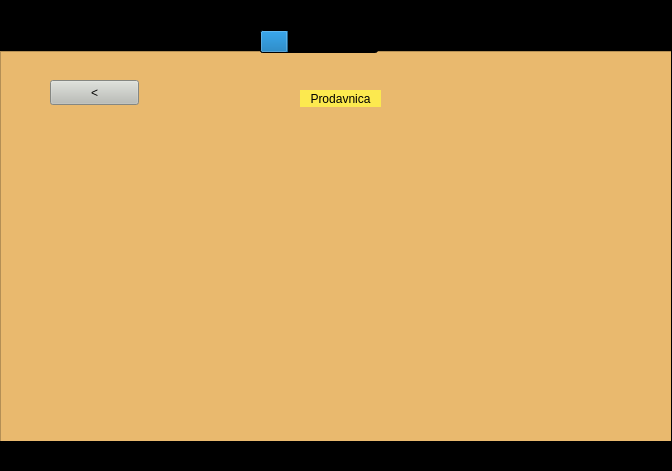
Above: Ljubimac/mainwindow.ui from MATF-RS19/RS030-ljubimac before the change. Below: the same form after it.
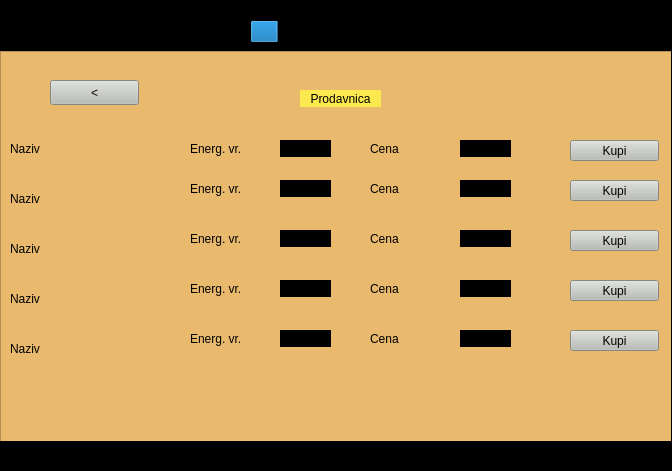
That is the form after the change. The open tabs and pages were chosen to show the change. Icons and pictures are not drawn.

```diff
--- a/Ljubimac/mainwindow.ui
+++ b/Ljubimac/mainwindow.ui
@@ -472,6 +472,539 @@
        <bool>true</bool>
       </property>
      </widget>
+     <widget class="QLabel" name="fj1_naziv_2">
+      <property name="geometry">
+       <rect>
+        <x>10</x>
+        <y>90</y>
+        <width>67</width>
+        <height>17</height>
+       </rect>
+      </property>
+      <property name="styleSheet">
+       <string notr="true">background-color: rgb(233, 185, 110);</string>
+      </property>
+      <property name="text">
+       <string>Naziv</string>
+      </property>
+      <property name="wordWrap">
+       <bool>true</bool>
+      </property>
+     </widget>
+     <widget class="QPushButton" name="kupi_1">
+      <property name="geometry">
+       <rect>
+        <x>570</x>
+        <y>90</y>
+        <width>89</width>
+        <height>21</height>
+       </rect>
+      </property>
+      <property name="styleSheet">
+       <string notr="true">background-color: rgb(186, 189, 182);</string>
+      </property>
+      <property name="text">
+       <string>Kupi</string>
+      </property>
+     </widget>
+     <widget class="QLabel" name="vr_e_4">
+      <property name="geometry">
+       <rect>
+        <x>280</x>
+        <y>230</y>
+        <width>51</width>
+        <height>17</height>
+       </rect>
+      </property>
+      <property name="text">
+       <string/>
+      </property>
+     </widget>
+     <widget class="QPushButton" name="kupi_3">
+      <property name="geometry">
+       <rect>
+        <x>570</x>
+        <y>180</y>
+        <width>89</width>
+        <height>21</height>
+       </rect>
+      </property>
+      <property name="styleSheet">
+       <string notr="true">background-color: rgb(186, 189, 182);</string>
+      </property>
+      <property name="text">
+       <string>Kupi</string>
+      </property>
+     </widget>
+     <widget class="QPushButton" name="kupi_4">
+      <property name="geometry">
+       <rect>
+        <x>570</x>
+        <y>230</y>
+        <width>89</width>
+        <height>21</height>
+       </rect>
+      </property>
+      <property name="styleSheet">
+       <string notr="true">background-color: rgb(186, 189, 182);</string>
+      </property>
+      <property name="text">
+       <string>Kupi</string>
+      </property>
+     </widget>
+     <widget class="QLabel" name="fj4_naziv_2">
+      <property name="geometry">
+       <rect>
+        <x>10</x>
+        <y>240</y>
+        <width>67</width>
+        <height>17</height>
+       </rect>
+      </property>
+      <property name="styleSheet">
+       <string notr="true">background-color: rgb(233, 185, 110);</string>
+      </property>
+      <property name="text">
+       <string>Naziv</string>
+      </property>
+      <property name="wordWrap">
+       <bool>true</bool>
+      </property>
+     </widget>
+     <widget class="QLabel" name="fj3_naziv_2">
+      <property name="geometry">
+       <rect>
+        <x>10</x>
+        <y>190</y>
+        <width>67</width>
+        <height>17</height>
+       </rect>
+      </property>
+      <property name="styleSheet">
+       <string notr="true">background-color: rgb(233, 185, 110);</string>
+      </property>
+      <property name="text">
+       <string>Naziv</string>
+      </property>
+      <property name="wordWrap">
+       <bool>true</bool>
+      </property>
+     </widget>
+     <widget class="QLabel" name="pe1_vredn_1">
+      <property name="geometry">
+       <rect>
+        <x>190</x>
+        <y>90</y>
+        <width>71</width>
+        <height>17</height>
+       </rect>
+      </property>
+      <property name="styleSheet">
+       <string notr="true">background-color: rgb(233, 185, 110);</string>
+      </property>
+      <property name="text">
+       <string>Energ. vr.</string>
+      </property>
+      <property name="wordWrap">
+       <bool>true</bool>
+      </property>
+     </widget>
+     <widget class="QPushButton" name="kupi_2">
+      <property name="geometry">
+       <rect>
+        <x>570</x>
+        <y>130</y>
+        <width>89</width>
+        <height>21</height>
+       </rect>
+      </property>
+      <property name="styleSheet">
+       <string notr="true">background-color: rgb(186, 189, 182);</string>
+      </property>
+      <property name="text">
+       <string>Kupi</string>
+      </property>
+     </widget>
+     <widget class="QLabel" name="vr_e_1">
+      <property name="geometry">
+       <rect>
+        <x>280</x>
+        <y>90</y>
+        <width>51</width>
+        <height>17</height>
+       </rect>
+      </property>
+      <property name="styleSheet">
+       <string notr="true"/>
+      </property>
+      <property name="text">
+       <string/>
+      </property>
+     </widget>
+     <widget class="QLabel" name="pe4_vredn_4">
+      <property name="geometry">
+       <rect>
+        <x>190</x>
+        <y>230</y>
+        <width>71</width>
+        <height>17</height>
+       </rect>
+      </property>
+      <property name="styleSheet">
+       <string notr="true">background-color: rgb(233, 185, 110);</string>
+      </property>
+      <property name="text">
+       <string>Energ. vr.</string>
+      </property>
+      <property name="wordWrap">
+       <bool>true</bool>
+      </property>
+     </widget>
+     <widget class="QLabel" name="vr_e_5">
+      <property name="geometry">
+       <rect>
+        <x>280</x>
+        <y>280</y>
+        <width>51</width>
+        <height>17</height>
+       </rect>
+      </property>
+      <property name="text">
+       <string/>
+      </property>
+     </widget>
+     <widget class="QPushButton" name="kupi_5">
+      <property name="geometry">
+       <rect>
+        <x>570</x>
+        <y>280</y>
+        <width>89</width>
+        <height>21</height>
+       </rect>
+      </property>
+      <property name="styleSheet">
+       <string notr="true">background-color: rgb(186, 189, 182);</string>
+      </property>
+      <property name="text">
+       <string>Kupi</string>
+      </property>
+     </widget>
+     <widget class="QLabel" name="pe2_vredn_2">
+      <property name="geometry">
+       <rect>
+        <x>190</x>
+        <y>130</y>
+        <width>71</width>
+        <height>17</height>
+       </rect>
+      </property>
+      <property name="styleSheet">
+       <string notr="true">background-color: rgb(233, 185, 110);</string>
+      </property>
+      <property name="text">
+       <string>Energ. vr.</string>
+      </property>
+      <property name="wordWrap">
+       <bool>true</bool>
+      </property>
+     </widget>
+     <widget class="QLabel" name="vr_e_2">
+      <property name="geometry">
+       <rect>
+        <x>280</x>
+        <y>130</y>
+        <width>51</width>
+        <height>17</height>
+       </rect>
+      </property>
+      <property name="text">
+       <string/>
+      </property>
+     </widget>
+     <widget class="QLabel" name="pe3_vredn_3">
+      <property name="geometry">
+       <rect>
+        <x>190</x>
+        <y>180</y>
+        <width>71</width>
+        <height>17</height>
+       </rect>
+      </property>
+      <property name="styleSheet">
+       <string notr="true">background-color: rgb(233, 185, 110);</string>
+      </property>
+      <property name="text">
+       <string>Energ. vr.</string>
+      </property>
+      <property name="wordWrap">
+       <bool>true</bool>
+      </property>
+     </widget>
+     <widget class="QLabel" name="vr_e_3">
+      <property name="geometry">
+       <rect>
+        <x>280</x>
+        <y>180</y>
+        <width>51</width>
+        <height>17</height>
+       </rect>
+      </property>
+      <property name="text">
+       <string/>
+      </property>
+     </widget>
+     <widget class="QLabel" name="pe5_vredn_5">
+      <property name="geometry">
+       <rect>
+        <x>190</x>
+        <y>280</y>
+        <width>71</width>
+        <height>17</height>
+       </rect>
+      </property>
+      <property name="styleSheet">
+       <string notr="true">background-color: rgb(233, 185, 110);</string>
+      </property>
+      <property name="text">
+       <string>Energ. vr.</string>
+      </property>
+      <property name="wordWrap">
+       <bool>true</bool>
+      </property>
+     </widget>
+     <widget class="QLabel" name="fj5_naziv_2">
+      <property name="geometry">
+       <rect>
+        <x>10</x>
+        <y>290</y>
+        <width>67</width>
+        <height>17</height>
+       </rect>
+      </property>
+      <property name="styleSheet">
+       <string notr="true">background-color: rgb(233, 185, 110);</string>
+      </property>
+      <property name="text">
+       <string>Naziv</string>
+      </property>
+      <property name="wordWrap">
+       <bool>true</bool>
+      </property>
+     </widget>
+     <widget class="QLabel" name="fj2_naziv_2">
+      <property name="geometry">
+       <rect>
+        <x>10</x>
+        <y>140</y>
+        <width>67</width>
+        <height>17</height>
+       </rect>
+      </property>
+      <property name="styleSheet">
+       <string notr="true">background-color: rgb(233, 185, 110);
+</string>
+      </property>
+      <property name="text">
+       <string>Naziv</string>
+      </property>
+      <property name="wordWrap">
+       <bool>true</bool>
+      </property>
+     </widget>
+     <widget class="QLabel" name="p5_cena_5">
+      <property name="geometry">
+       <rect>
+        <x>370</x>
+        <y>280</y>
+        <width>71</width>
+        <height>17</height>
+       </rect>
+      </property>
+      <property name="styleSheet">
+       <string notr="true">background-color: rgb(233, 185, 110);</string>
+      </property>
+      <property name="text">
+       <string>Cena</string>
+      </property>
+      <property name="wordWrap">
+       <bool>true</bool>
+      </property>
+     </widget>
+     <widget class="QLabel" name="p1_cena_1">
+      <property name="geometry">
+       <rect>
+        <x>370</x>
+        <y>90</y>
+        <width>71</width>
+        <height>17</height>
+       </rect>
+      </property>
+      <property name="styleSheet">
+       <string notr="true">background-color: rgb(233, 185, 110);
+</string>
+      </property>
+      <property name="text">
+       <string>Cena</string>
+      </property>
+      <property name="wordWrap">
+       <bool>true</bool>
+      </property>
+     </widget>
+     <widget class="QLabel" name="p2_cena_2">
+      <property name="geometry">
+       <rect>
+        <x>370</x>
+        <y>130</y>
+        <width>71</width>
+        <height>17</height>
+       </rect>
+      </property>
+      <property name="styleSheet">
+       <string notr="true">background-color: rgb(233, 185, 110);</string>
+      </property>
+      <property name="text">
+       <string>Cena</string>
+      </property>
+      <property name="wordWrap">
+       <bool>true</bool>
+      </property>
+     </widget>
+     <widget class="QLabel" name="p3_cena_3">
+      <property name="geometry">
+       <rect>
+        <x>370</x>
+        <y>180</y>
+        <width>71</width>
+        <height>17</height>
+       </rect>
+      </property>
+      <property name="styleSheet">
+       <string notr="true">background-color: rgb(233, 185, 110);</string>
+      </property>
+      <property name="text">
+       <string>Cena</string>
+      </property>
+      <property name="wordWrap">
+       <bool>true</bool>
+      </property>
+     </widget>
+     <widget class="QLabel" name="cena_2">
+      <property name="geometry">
+       <rect>
+        <x>460</x>
+        <y>130</y>
+        <width>51</width>
+        <height>17</height>
+       </rect>
+      </property>
+      <property name="text">
+       <string/>
+      </property>
+     </widget>
+     <widget class="QLabel" name="cena_3">
+      <property name="geometry">
+       <rect>
+        <x>460</x>
+        <y>180</y>
+        <width>51</width>
+        <height>17</height>
+       </rect>
+      </property>
+      <property name="text">
+       <string/>
+      </property>
+     </widget>
+     <widget class="QLabel" name="cena_4">
+      <property name="geometry">
+       <rect>
+        <x>460</x>
+        <y>230</y>
+        <width>51</width>
+        <height>17</height>
+       </rect>
+      </property>
+      <property name="text">
+       <string/>
+      </property>
+     </widget>
+     <widget class="QLabel" name="cena_5">
+      <property name="geometry">
+       <rect>
+        <x>460</x>
+        <y>280</y>
+        <width>51</width>
+        <height>17</height>
+       </rect>
+      </property>
+      <property name="text">
+       <string/>
+      </property>
+     </widget>
+     <widget class="QLabel" name="p4_cena_4">
+      <property name="geometry">
+       <rect>
+        <x>370</x>
+        <y>230</y>
+        <width>71</width>
+        <height>17</height>
+       </rect>
+      </property>
+      <property name="styleSheet">
+       <string notr="true">background-color: rgb(233, 185, 110);</string>
+      </property>
+      <property name="text">
+       <string>Cena</string>
+      </property>
+      <property name="wordWrap">
+       <bool>true</bool>
+      </property>
+     </widget>
+     <widget class="QLabel" name="cena_1">
+      <property name="geometry">
+       <rect>
+        <x>460</x>
+        <y>90</y>
+        <width>51</width>
+        <height>17</height>
+       </rect>
+      </property>
+      <property name="text">
+       <string/>
+      </property>
+     </widget>
+     <zorder>graphicsView_prodavn</zorder>
+     <zorder>cena_1</zorder>
+     <zorder>fj1_naziv_2</zorder>
+     <zorder>fj2_naziv_2</zorder>
+     <zorder>fj4_naziv_2</zorder>
+     <zorder>cena_2</zorder>
+     <zorder>cena_3</zorder>
+     <zorder>cena_4</zorder>
+     <zorder>cena_5</zorder>
+     <zorder>fj3_naziv_2</zorder>
+     <zorder>fj5_naziv_2</zorder>
+     <zorder>pe1_vredn_1</zorder>
+     <zorder>p5_cena_5</zorder>
+     <zorder>pe3_vredn_3</zorder>
+     <zorder>kupi_2</zorder>
+     <zorder>vr_e_3</zorder>
+     <zorder>kupi_1</zorder>
+     <zorder>p4_cena_4</zorder>
+     <zorder>kupi_4</zorder>
+     <zorder>pe2_vredn_2</zorder>
+     <zorder>label_prodavn</zorder>
+     <zorder>vr_e_1</zorder>
+     <zorder>vr_e_4</zorder>
+     <zorder>p3_cena_3</zorder>
+     <zorder>pe5_vredn_5</zorder>
+     <zorder>kupi_3</zorder>
+     <zorder>p2_cena_2</zorder>
+     <zorder>pushButton_prod_nazad</zorder>
+     <zorder>vr_e_2</zorder>
+     <zorder>vr_e_5</zorder>
+     <zorder>p1_cena_1</zorder>
+     <zorder>kupi_5</zorder>
+     <zorder>pe4_vredn_4</zorder>
     </widget>
     <widget class="QWidget" name="page_friz">
      <widget class="QGraphicsView" name="graphicsView_friz">
@@ -603,12 +1136,15 @@
    <widget class="QProgressBar" name="SnagaBar">
     <property name="geometry">
      <rect>
-      <x>260</x>
-      <y>30</y>
+      <x>250</x>
+      <y>20</y>
       <width>118</width>
       <height>23</height>
      </rect>
     </property>
+    <property name="styleSheet">
+     <string notr="true"/>
+    </property>
     <property name="value">
      <number>24</number>
     </property>
@@ -617,11 +1153,14 @@
     <property name="geometry">
      <rect>
       <x>290</x>
-      <y>10</y>
+      <y>0</y>
       <width>67</width>
       <height>17</height>
      </rect>
     </property>
+    <property name="styleSheet">
+     <string notr="true"/>
+    </property>
     <property name="text">
      <string>SNAGA</string>
     </property>
```
Left out of the diff: 337 changed lines with no effect on the pictures.
